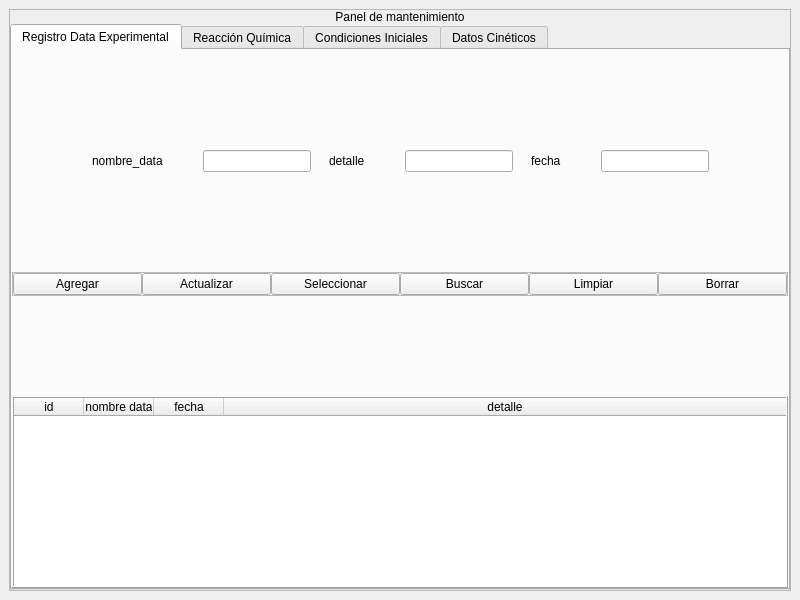
The window that crud_db_gui_v3.ui (JuandresPUCE/tesis_pyqt_sqlite) describes before a commit, drawn with Qt 5.
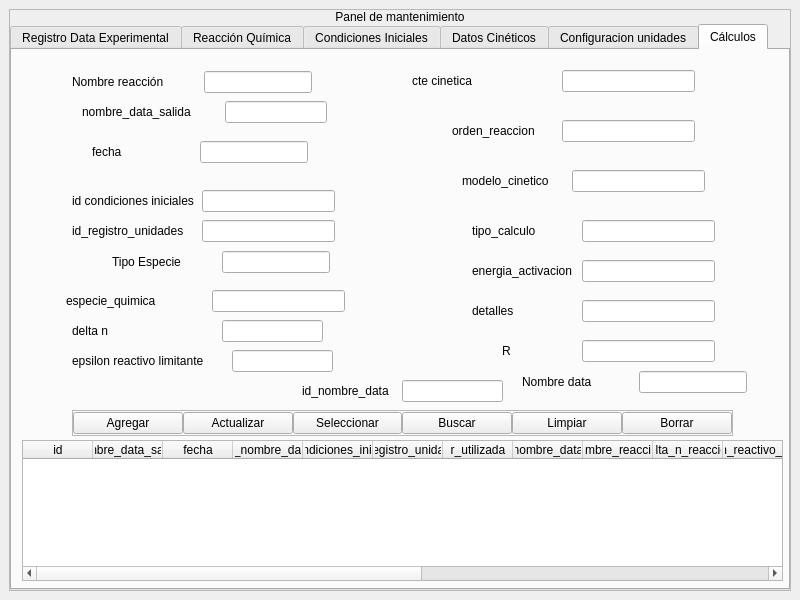
The same window after the commit.

Commit message: añandiendo calculos para impulsar a la tabla de datos de salida

What changed in the file:
```diff
--- a/crud_db_gui_v3.ui
+++ b/crud_db_gui_v3.ui
@@ -63,7 +63,7 @@
          <item>
           <widget class="QTabWidget" name="tabWidget_2">
            <property name="currentIndex">
-            <number>0</number>
+            <number>5</number>
            </property>
            <widget class="QWidget" name="rde_tab">
             <attribute name="title">
@@ -2256,6 +2256,1045 @@
              </item>
             </layout>
            </widget>
+           <widget class="QWidget" name="u_tab">
+            <attribute name="title">
+             <string>Configuracion unidades</string>
+            </attribute>
+            <widget class="QGroupBox" name="groupBox_9">
+             <property name="geometry">
+              <rect>
+               <x>410</x>
+               <y>20</y>
+               <width>153</width>
+               <height>86</height>
+              </rect>
+             </property>
+             <property name="title">
+              <string>tiempo</string>
+             </property>
+             <layout class="QVBoxLayout" name="verticalLayout_38">
+              <item>
+               <widget class="QComboBox" name="tiempo_box"/>
+              </item>
+              <item>
+               <widget class="QLineEdit" name="tiempo_u_edit">
+                <property name="text">
+                 <string/>
+                </property>
+               </widget>
+              </item>
+             </layout>
+            </widget>
+            <widget class="QGroupBox" name="groupBox_11">
+             <property name="geometry">
+              <rect>
+               <x>520</x>
+               <y>130</y>
+               <width>191</width>
+               <height>86</height>
+              </rect>
+             </property>
+             <property name="title">
+              <string>Constante universal de los gases</string>
+             </property>
+             <layout class="QVBoxLayout" name="verticalLayout_40">
+              <item>
+               <widget class="QComboBox" name="r_box"/>
+              </item>
+              <item>
+               <widget class="QLineEdit" name="r_u_edit">
+                <property name="text">
+                 <string/>
+                </property>
+               </widget>
+              </item>
+             </layout>
+            </widget>
+            <widget class="QWidget" name="layoutWidget">
+             <property name="geometry">
+              <rect>
+               <x>80</x>
+               <y>160</y>
+               <width>245</width>
+               <height>24</height>
+              </rect>
+             </property>
+             <layout class="QHBoxLayout" name="horizontalLayout_58">
+              <property name="spacing">
+               <number>0</number>
+              </property>
+              <item>
+               <widget class="QLabel" name="label_32">
+                <property name="text">
+                 <string>nombre_data</string>
+                </property>
+               </widget>
+              </item>
+              <item>
+               <spacer name="horizontalSpacer_59">
+                <property name="orientation">
+                 <enum>Qt::Horizontal</enum>
+                </property>
+                <property name="sizeHint" stdset="0">
+                 <size>
+                  <width>40</width>
+                  <height>20</height>
+                 </size>
+                </property>
+               </spacer>
+              </item>
+              <item>
+               <widget class="QLineEdit" name="nombre_data_u_edit">
+                <property name="text">
+                 <string/>
+                </property>
+               </widget>
+              </item>
+             </layout>
+            </widget>
+            <widget class="QTableWidget" name="registro_unidades_tabla">
+             <property name="geometry">
+              <rect>
+               <x>40</x>
+               <y>320</y>
+               <width>709</width>
+               <height>192</height>
+              </rect>
+             </property>
+             <property name="focusPolicy">
+              <enum>Qt::NoFocus</enum>
+             </property>
+             <property name="showGrid">
+              <bool>false</bool>
+             </property>
+             <attribute name="horizontalHeaderMinimumSectionSize">
+              <number>50</number>
+             </attribute>
+             <attribute name="horizontalHeaderDefaultSectionSize">
+              <number>70</number>
+             </attribute>
+             <attribute name="horizontalHeaderStretchLastSection">
+              <bool>true</bool>
+             </attribute>
+             <attribute name="verticalHeaderVisible">
+              <bool>false</bool>
+             </attribute>
+             <column>
+              <property name="text">
+               <string>id</string>
+              </property>
+             </column>
+             <column>
+              <property name="text">
+               <string>presion</string>
+              </property>
+             </column>
+             <column>
+              <property name="text">
+               <string>temperatura</string>
+              </property>
+             </column>
+             <column>
+              <property name="text">
+               <string>nombre_data</string>
+              </property>
+             </column>
+             <column>
+              <property name="text">
+               <string>concentracion</string>
+              </property>
+             </column>
+             <column>
+              <property name="text">
+               <string>energia</string>
+              </property>
+             </column>
+             <column>
+              <property name="text">
+               <string>nombre_data</string>
+              </property>
+             </column>
+            </widget>
+            <widget class="QFrame" name="funciones_frame_u">
+             <property name="geometry">
+              <rect>
+               <x>120</x>
+               <y>270</y>
+               <width>561</width>
+               <height>26</height>
+              </rect>
+             </property>
+             <property name="frameShape">
+              <enum>QFrame::StyledPanel</enum>
+             </property>
+             <property name="frameShadow">
+              <enum>QFrame::Raised</enum>
+             </property>
+             <layout class="QHBoxLayout" name="horizontalLayout_59">
+              <property name="spacing">
+               <number>0</number>
+              </property>
+              <property name="leftMargin">
+               <number>0</number>
+              </property>
+              <property name="topMargin">
+               <number>0</number>
+              </property>
+              <property name="rightMargin">
+               <number>0</number>
+              </property>
+              <property name="bottomMargin">
+               <number>0</number>
+              </property>
+              <item>
+               <widget class="QPushButton" name="agregar_ru_btn">
+                <property name="text">
+                 <string>Agregar</string>
+                </property>
+               </widget>
+              </item>
+              <item>
+               <widget class="QPushButton" name="actualizar_ru_btn">
+                <property name="text">
+                 <string>Actualizar</string>
+                </property>
+               </widget>
+              </item>
+              <item>
+               <widget class="QPushButton" name="seleccionar_ru_btn">
+                <property name="text">
+                 <string>Seleccionar</string>
+                </property>
+               </widget>
+              </item>
+              <item>
+               <widget class="QPushButton" name="buscar_ru_btn">
+                <property name="text">
+                 <string>Buscar</string>
+                </property>
+               </widget>
+              </item>
+              <item>
+               <widget class="QPushButton" name="limpiar_ru_btn">
+                <property name="text">
+                 <string>Limpiar</string>
+                </property>
+               </widget>
+              </item>
+              <item>
+               <widget class="QPushButton" name="borrar_ru_btn">
+                <property name="text">
+                 <string>Borrar</string>
+                </property>
+               </widget>
+              </item>
+             </layout>
+            </widget>
+            <widget class="QGroupBox" name="groupBox_10">
+             <property name="geometry">
+              <rect>
+               <x>330</x>
+               <y>130</y>
+               <width>153</width>
+               <height>86</height>
+              </rect>
+             </property>
+             <property name="title">
+              <string>energía</string>
+             </property>
+             <layout class="QVBoxLayout" name="verticalLayout_39">
+              <item>
+               <widget class="QComboBox" name="energia_box"/>
+              </item>
+              <item>
+               <widget class="QLineEdit" name="energia_u_edit">
+                <property name="text">
+                 <string/>
+                </property>
+               </widget>
+              </item>
+             </layout>
+            </widget>
+            <widget class="QGroupBox" name="groupBox_6">
+             <property name="geometry">
+              <rect>
+               <x>250</x>
+               <y>20</y>
+               <width>153</width>
+               <height>86</height>
+              </rect>
+             </property>
+             <property name="title">
+              <string>Temperatura</string>
+             </property>
+             <layout class="QVBoxLayout" name="verticalLayout_35">
+              <item>
+               <widget class="QComboBox" name="temperatura_box"/>
+              </item>
+              <item>
+               <widget class="QLineEdit" name="temperatura_u_edit"/>
+              </item>
+             </layout>
+            </widget>
+            <widget class="QGroupBox" name="groupBox_8">
+             <property name="geometry">
+              <rect>
+               <x>80</x>
+               <y>20</y>
+               <width>153</width>
+               <height>86</height>
+              </rect>
+             </property>
+             <property name="title">
+              <string>Presion</string>
+             </property>
+             <layout class="QVBoxLayout" name="verticalLayout_37">
+              <item>
+               <widget class="QComboBox" name="presion_box"/>
+              </item>
+              <item>
+               <widget class="QLineEdit" name="presion_u_edit"/>
+              </item>
+             </layout>
+            </widget>
+            <widget class="QGroupBox" name="groupBox_7">
+             <property name="geometry">
+              <rect>
+               <x>580</x>
+               <y>20</y>
+               <width>153</width>
+               <height>86</height>
+              </rect>
+             </property>
+             <property name="title">
+              <string>concentracion</string>
+             </property>
+             <layout class="QVBoxLayout" name="verticalLayout_36">
+              <item>
+               <widget class="QComboBox" name="tiempo_box_2"/>
+              </item>
+              <item>
+               <widget class="QLineEdit" name="concentracion_u_edit">
+                <property name="text">
+                 <string/>
+                </property>
+               </widget>
+              </item>
+             </layout>
+            </widget>
+           </widget>
+           <widget class="QWidget" name="cal_tab">
+            <attribute name="title">
+             <string>Cálculos</string>
+            </attribute>
+            <widget class="QLineEdit" name="tipo_calculo_ds_edit">
+             <property name="geometry">
+              <rect>
+               <x>570</x>
+               <y>170</y>
+               <width>133</width>
+               <height>22</height>
+              </rect>
+             </property>
+             <property name="text">
+              <string/>
+             </property>
+            </widget>
+            <widget class="QLabel" name="label_44">
+             <property name="geometry">
+              <rect>
+               <x>460</x>
+               <y>210</y>
+               <width>111</width>
+               <height>22</height>
+              </rect>
+             </property>
+             <property name="text">
+              <string>energia_activacion</string>
+             </property>
+            </widget>
+            <widget class="QLabel" name="label_43">
+             <property name="geometry">
+              <rect>
+               <x>460</x>
+               <y>170</y>
+               <width>111</width>
+               <height>22</height>
+              </rect>
+             </property>
+             <property name="text">
+              <string>tipo_calculo</string>
+             </property>
+            </widget>
+            <widget class="QLineEdit" name="modelo_cinetico_ds_edit">
+             <property name="geometry">
+              <rect>
+               <x>560</x>
+               <y>120</y>
+               <width>133</width>
+               <height>22</height>
+              </rect>
+             </property>
+            </widget>
+            <widget class="QTableWidget" name="datos_salida_tabla">
+             <property name="geometry">
+              <rect>
+               <x>10</x>
+               <y>390</y>
+               <width>761</width>
+               <height>141</height>
+              </rect>
+             </property>
+             <property name="focusPolicy">
+              <enum>Qt::NoFocus</enum>
+             </property>
+             <property name="showGrid">
+              <bool>false</bool>
+             </property>
+             <attribute name="horizontalHeaderMinimumSectionSize">
+              <number>50</number>
+             </attribute>
+             <attribute name="horizontalHeaderDefaultSectionSize">
+              <number>70</number>
+             </attribute>
+             <attribute name="horizontalHeaderStretchLastSection">
+              <bool>true</bool>
+             </attribute>
+             <attribute name="verticalHeaderVisible">
+              <bool>false</bool>
+             </attribute>
+             <column>
+              <property name="text">
+               <string>id</string>
+              </property>
+             </column>
+             <column>
+              <property name="text">
+               <string>nombre_data_salida</string>
+              </property>
+             </column>
+             <column>
+              <property name="text">
+               <string>fecha</string>
+              </property>
+             </column>
+             <column>
+              <property name="text">
+               <string>id_nombre_data</string>
+              </property>
+             </column>
+             <column>
+              <property name="text">
+               <string>id_condiciones_iniciales</string>
+              </property>
+             </column>
+             <column>
+              <property name="text">
+               <string>id_registro_unidades</string>
+              </property>
+             </column>
+             <column>
+              <property name="text">
+               <string>r_utilizada</string>
+              </property>
+             </column>
+             <column>
+              <property name="text">
+               <string>nombre_data</string>
+              </property>
+             </column>
+             <column>
+              <property name="text">
+               <string>nombre_reaccion</string>
+              </property>
+             </column>
+             <column>
+              <property name="text">
+               <string>delta_n_reaccion</string>
+              </property>
+             </column>
+             <column>
+              <property name="text">
+               <string>epsilon_reactivo_limitante</string>
+              </property>
+             </column>
+             <column>
+              <property name="text">
+               <string>tipo_especie</string>
+              </property>
+             </column>
+             <column>
+              <property name="text">
+               <string>especie_quimica</string>
+              </property>
+             </column>
+             <column>
+              <property name="text">
+               <string>constante_cinetica</string>
+              </property>
+             </column>
+             <column>
+              <property name="text">
+               <string>orden_reaccion</string>
+              </property>
+             </column>
+             <column>
+              <property name="text">
+               <string>modelo_cinetico</string>
+              </property>
+             </column>
+             <column>
+              <property name="text">
+               <string>tipo_calculo</string>
+              </property>
+             </column>
+             <column>
+              <property name="text">
+               <string>energia_activacion</string>
+              </property>
+             </column>
+             <column>
+              <property name="text">
+               <string>detalles</string>
+              </property>
+             </column>
+            </widget>
+            <widget class="QLineEdit" name="epsilon_rl_ds_edit">
+             <property name="geometry">
+              <rect>
+               <x>220</x>
+               <y>300</y>
+               <width>101</width>
+               <height>22</height>
+              </rect>
+             </property>
+            </widget>
+            <widget class="QWidget" name="layoutWidget_4">
+             <property name="geometry">
+              <rect>
+               <x>100</x>
+               <y>200</y>
+               <width>218</width>
+               <height>24</height>
+              </rect>
+             </property>
+             <layout class="QHBoxLayout" name="horizontalLayout_63">
+              <property name="spacing">
+               <number>0</number>
+              </property>
+              <item>
+               <widget class="QLabel" name="label_38">
+                <property name="text">
+                 <string>Tipo Especie</string>
+                </property>
+               </widget>
+              </item>
+              <item>
+               <spacer name="horizontalSpacer_63">
+                <property name="orientation">
+                 <enum>Qt::Horizontal</enum>
+                </property>
+                <property name="sizeHint" stdset="0">
+                 <size>
+                  <width>18</width>
+                  <height>20</height>
+                 </size>
+                </property>
+               </spacer>
+              </item>
+              <item>
+               <widget class="QLineEdit" name="tipo_especie_ds_edit"/>
+              </item>
+             </layout>
+            </widget>
+            <widget class="QLabel" name="label_39">
+             <property name="geometry">
+              <rect>
+               <x>54</x>
+               <y>240</y>
+               <width>111</width>
+               <height>22</height>
+              </rect>
+             </property>
+             <property name="text">
+              <string>especie_quimica</string>
+             </property>
+            </widget>
+            <widget class="QLabel" name="label_45">
+             <property name="geometry">
+              <rect>
+               <x>460</x>
+               <y>250</y>
+               <width>111</width>
+               <height>22</height>
+              </rect>
+             </property>
+             <property name="text">
+              <string>detalles</string>
+             </property>
+            </widget>
+            <widget class="QLabel" name="label_46">
+             <property name="geometry">
+              <rect>
+               <x>60</x>
+               <y>270</y>
+               <width>141</width>
+               <height>22</height>
+              </rect>
+             </property>
+             <property name="text">
+              <string>delta n</string>
+             </property>
+            </widget>
+            <widget class="QLineEdit" name="energia_activacion_ds_edit">
+             <property name="geometry">
+              <rect>
+               <x>570</x>
+               <y>210</y>
+               <width>133</width>
+               <height>22</height>
+              </rect>
+             </property>
+             <property name="text">
+              <string/>
+             </property>
+            </widget>
+            <widget class="QWidget" name="layoutWidget_5">
+             <property name="geometry">
+              <rect>
+               <x>60</x>
+               <y>20</y>
+               <width>240</width>
+               <height>24</height>
+              </rect>
+             </property>
+             <layout class="QHBoxLayout" name="horizontalLayout_64">
+              <property name="spacing">
+               <number>0</number>
+              </property>
+              <item>
+               <widget class="QLabel" name="label_50">
+                <property name="text">
+                 <string>Nombre reacción</string>
+                </property>
+               </widget>
+              </item>
+              <item>
+               <spacer name="horizontalSpacer_64">
+                <property name="orientation">
+                 <enum>Qt::Horizontal</enum>
+                </property>
+                <property name="sizeHint" stdset="0">
+                 <size>
+                  <width>13</width>
+                  <height>19</height>
+                 </size>
+                </property>
+               </spacer>
+              </item>
+              <item>
+               <widget class="QLineEdit" name="nombre_reaccion_ds_edit"/>
+              </item>
+             </layout>
+            </widget>
+            <widget class="QLineEdit" name="delta_n_ds_edit">
+             <property name="geometry">
+              <rect>
+               <x>210</x>
+               <y>270</y>
+               <width>101</width>
+               <height>22</height>
+              </rect>
+             </property>
+            </widget>
+            <widget class="QLineEdit" name="id_registro_unidades_ds_edit">
+             <property name="geometry">
+              <rect>
+               <x>190</x>
+               <y>170</y>
+               <width>133</width>
+               <height>22</height>
+              </rect>
+             </property>
+            </widget>
+            <widget class="QLineEdit" name="especie_quimica_ds_edit">
+             <property name="geometry">
+              <rect>
+               <x>200</x>
+               <y>240</y>
+               <width>133</width>
+               <height>22</height>
+              </rect>
+             </property>
+            </widget>
+            <widget class="QLineEdit" name="id_nombre_data_ds_edit">
+             <property name="geometry">
+              <rect>
+               <x>390</x>
+               <y>330</y>
+               <width>101</width>
+               <height>22</height>
+              </rect>
+             </property>
+            </widget>
+            <widget class="QLabel" name="label_41">
+             <property name="geometry">
+              <rect>
+               <x>440</x>
+               <y>70</y>
+               <width>111</width>
+               <height>22</height>
+              </rect>
+             </property>
+             <property name="text">
+              <string>orden_reaccion</string>
+             </property>
+            </widget>
+            <widget class="QLabel" name="label_42">
+             <property name="geometry">
+              <rect>
+               <x>450</x>
+               <y>120</y>
+               <width>111</width>
+               <height>22</height>
+              </rect>
+             </property>
+             <property name="text">
+              <string>modelo_cinetico</string>
+             </property>
+            </widget>
+            <widget class="QLabel" name="label_47">
+             <property name="geometry">
+              <rect>
+               <x>60</x>
+               <y>300</y>
+               <width>141</width>
+               <height>22</height>
+              </rect>
+             </property>
+             <property name="text">
+              <string>epsilon reactivo limitante</string>
+             </property>
+            </widget>
+            <widget class="QWidget" name="layoutWidget_3">
+             <property name="geometry">
+              <rect>
+               <x>80</x>
+               <y>90</y>
+               <width>216</width>
+               <height>24</height>
+              </rect>
+             </property>
+             <layout class="QHBoxLayout" name="horizontalLayout_62">
+              <property name="spacing">
+               <number>0</number>
+              </property>
+              <item>
+               <widget class="QLabel" name="label_35">
+                <property name="text">
+                 <string>fecha</string>
+                </property>
+               </widget>
+              </item>
+              <item>
+               <spacer name="horizontalSpacer_62">
+                <property name="orientation">
+                 <enum>Qt::Horizontal</enum>
+                </property>
+                <property name="sizeHint" stdset="0">
+                 <size>
+                  <width>40</width>
+                  <height>20</height>
+                 </size>
+                </property>
+               </spacer>
+              </item>
+              <item>
+               <widget class="QLineEdit" name="fecha_ds_edit"/>
+              </item>
+             </layout>
+            </widget>
+            <widget class="QWidget" name="layoutWidget_2">
+             <property name="geometry">
+              <rect>
+               <x>70</x>
+               <y>50</y>
+               <width>245</width>
+               <height>24</height>
+              </rect>
+             </property>
+             <layout class="QHBoxLayout" name="horizontalLayout_61">
+              <property name="spacing">
+               <number>0</number>
+              </property>
+              <item>
+               <widget class="QLabel" name="label_34">
+                <property name="text">
+                 <string>nombre_data_salida</string>
+                </property>
+               </widget>
+              </item>
+              <item>
+               <spacer name="horizontalSpacer_61">
+                <property name="orientation">
+                 <enum>Qt::Horizontal</enum>
+                </property>
+                <property name="sizeHint" stdset="0">
+                 <size>
+                  <width>40</width>
+                  <height>20</height>
+                 </size>
+                </property>
+               </spacer>
+              </item>
+              <item>
+               <widget class="QLineEdit" name="nombre_ds_edit">
+                <property name="text">
+                 <string/>
+                </property>
+               </widget>
+              </item>
+             </layout>
+            </widget>
+            <widget class="QFrame" name="funciones_frame_ds">
+             <property name="geometry">
+              <rect>
+               <x>60</x>
+               <y>360</y>
+               <width>661</width>
+               <height>26</height>
+              </rect>
+             </property>
+             <property name="frameShape">
+              <enum>QFrame::StyledPanel</enum>
+             </property>
+             <property name="frameShadow">
+              <enum>QFrame::Raised</enum>
+             </property>
+             <layout class="QHBoxLayout" name="horizontalLayout_60">
+              <property name="spacing">
+               <number>0</number>
+              </property>
+              <property name="leftMargin">
+               <number>0</number>
+              </property>
+              <property name="topMargin">
+               <number>0</number>
+              </property>
+              <property name="rightMargin">
+               <number>0</number>
+              </property>
+              <property name="bottomMargin">
+               <number>0</number>
+              </property>
+              <item>
+               <widget class="QPushButton" name="agregar_ds_btn">
+                <property name="text">
+                 <string>Agregar</string>
+                </property>
+               </widget>
+              </item>
+              <item>
+               <widget class="QPushButton" name="actualizar_ds_btn">
+                <property name="text">
+                 <string>Actualizar</string>
+                </property>
+               </widget>
+              </item>
+              <item>
+               <widget class="QPushButton" name="seleccionar_ds_btn">
+                <property name="text">
+                 <string>Seleccionar</string>
+                </property>
+               </widget>
+              </item>
+              <item>
+               <widget class="QPushButton" name="buscar_ds_btn">
+                <property name="text">
+                 <string>Buscar</string>
+                </property>
+               </widget>
+              </item>
+              <item>
+               <widget class="QPushButton" name="limpiar_ds_btn">
+                <property name="text">
+                 <string>Limpiar</string>
+                </property>
+               </widget>
+              </item>
+              <item>
+               <widget class="QPushButton" name="borrar_ds_btn">
+                <property name="text">
+                 <string>Borrar</string>
+                </property>
+               </widget>
+              </item>
+             </layout>
+            </widget>
+            <widget class="QLineEdit" name="constante_cinetica_ds_edit">
+             <property name="geometry">
+              <rect>
+               <x>550</x>
+               <y>20</y>
+               <width>133</width>
+               <height>22</height>
+              </rect>
+             </property>
+            </widget>
+            <widget class="QLabel" name="label_49">
+             <property name="geometry">
+              <rect>
+               <x>290</x>
+               <y>330</y>
+               <width>111</width>
+               <height>22</height>
+              </rect>
+             </property>
+             <property name="text">
+              <string>id_nombre_data</string>
+             </property>
+            </widget>
+            <widget class="QLineEdit" name="detalles_ds_edit">
+             <property name="geometry">
+              <rect>
+               <x>570</x>
+               <y>250</y>
+               <width>133</width>
+               <height>22</height>
+              </rect>
+             </property>
+             <property name="text">
+              <string/>
+             </property>
+            </widget>
+            <widget class="QLabel" name="label_37">
+             <property name="geometry">
+              <rect>
+               <x>60</x>
+               <y>170</y>
+               <width>122</width>
+               <height>22</height>
+              </rect>
+             </property>
+             <property name="text">
+              <string>id_registro_unidades</string>
+             </property>
+            </widget>
+            <widget class="QWidget" name="layoutWidget_6">
+             <property name="geometry">
+              <rect>
+               <x>510</x>
+               <y>320</y>
+               <width>225</width>
+               <height>24</height>
+              </rect>
+             </property>
+             <layout class="QHBoxLayout" name="horizontalLayout_65">
+              <property name="spacing">
+               <number>0</number>
+              </property>
+              <item>
+               <widget class="QLabel" name="label_51">
+                <property name="text">
+                 <string>Nombre data</string>
+                </property>
+               </widget>
+              </item>
+              <item>
+               <spacer name="horizontalSpacer_65">
+                <property name="orientation">
+                 <enum>Qt::Horizontal</enum>
+                </property>
+                <property name="sizeHint" stdset="0">
+                 <size>
+                  <width>20</width>
+                  <height>19</height>
+                 </size>
+                </property>
+               </spacer>
+              </item>
+              <item>
+               <widget class="QLineEdit" name="nombre_data_ds_edit">
+                <property name="text">
+                 <string/>
+                </property>
+               </widget>
+              </item>
+             </layout>
+            </widget>
+            <widget class="QLineEdit" name="id_condiciones_iniciales_ds_edit">
+             <property name="geometry">
+              <rect>
+               <x>190</x>
+               <y>140</y>
+               <width>133</width>
+               <height>22</height>
+              </rect>
+             </property>
+            </widget>
+            <widget class="QLabel" name="label_40">
+             <property name="geometry">
+              <rect>
+               <x>400</x>
+               <y>20</y>
+               <width>151</width>
+               <height>22</height>
+              </rect>
+             </property>
+             <property name="text">
+              <string>cte cinetica</string>
+             </property>
+            </widget>
+            <widget class="QLineEdit" name="orden_reaccion_ds_edit">
+             <property name="geometry">
+              <rect>
+               <x>550</x>
+               <y>70</y>
+               <width>133</width>
+               <height>22</height>
+              </rect>
+             </property>
+            </widget>
+            <widget class="QLineEdit" name="r_ds_edit">
+             <property name="geometry">
+              <rect>
+               <x>570</x>
+               <y>290</y>
+               <width>133</width>
+               <height>22</height>
+              </rect>
+             </property>
+             <property name="text">
+              <string/>
+             </property>
+            </widget>
+            <widget class="QLabel" name="label_36">
+             <property name="geometry">
+              <rect>
+               <x>60</x>
+               <y>140</y>
+               <width>122</width>
+               <height>22</height>
+              </rect>
+             </property>
+             <property name="text">
+              <string>id condiciones iniciales</string>
+             </property>
+            </widget>
+            <widget class="QLabel" name="label_48">
+             <property name="geometry">
+              <rect>
+               <x>490</x>
+               <y>290</y>
+               <width>41</width>
+               <height>22</height>
+              </rect>
+             </property>
+             <property name="text">
+              <string>R </string>
+             </property>
+            </widget>
+           </widget>
           </widget>
          </item>
         </layout>
```
The commit also changes 10 other files.
